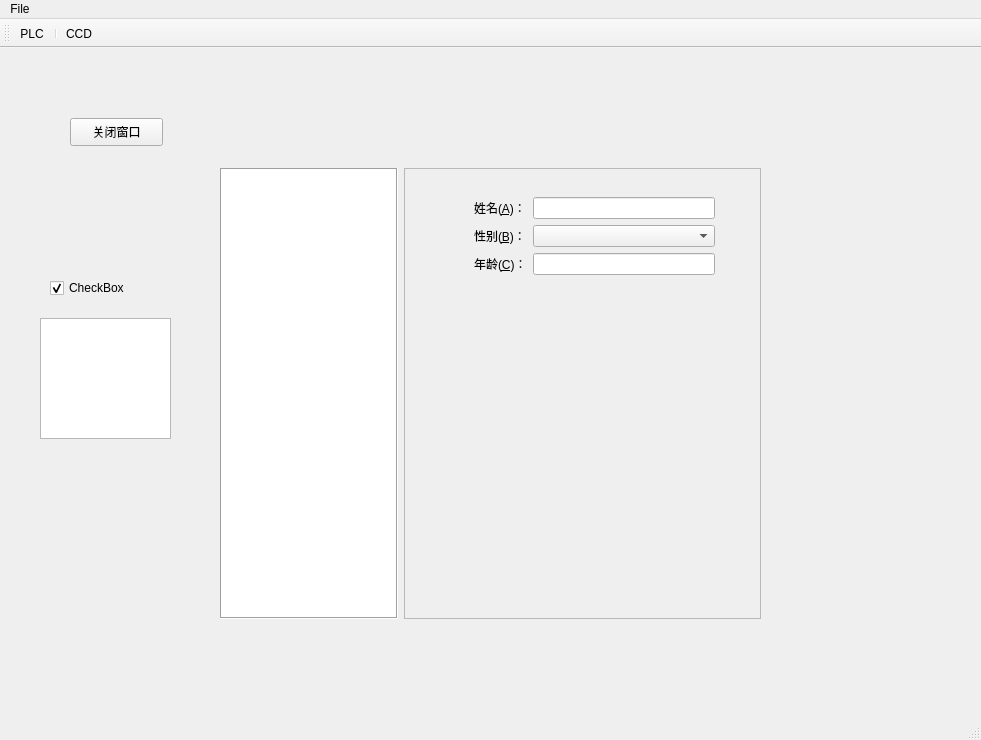
Old version of the form BuddySetUI.ui in the repository ccxadmin/Pyqt5UITest.
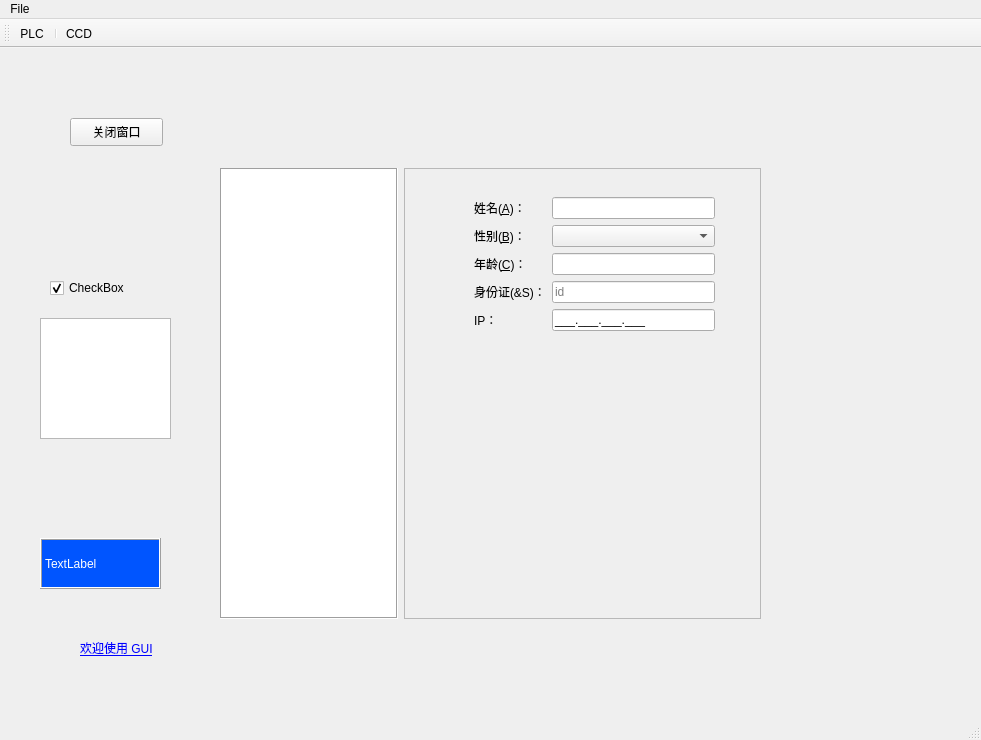
New version of the form.

```diff
--- a/BuddySetUI.ui
+++ b/BuddySetUI.ui
@@ -13,6 +13,9 @@
   <property name="windowTitle">
    <string>MainWindow</string>
   </property>
+  <property name="toolTip">
+   <string/>
+  </property>
   <widget class="QWidget" name="centralwidget">
    <widget class="QWidget" name="horizontalLayoutWidget">
     <property name="geometry">
@@ -90,8 +93,8 @@
            </property>
           </widget>
          </item>
-         <item row="2" column="1">
-          <widget class="QLineEdit" name="lineEdit_3"/>
+         <item row="1" column="1">
+          <widget class="QComboBox" name="comboBox"/>
          </item>
          <item row="2" column="0">
           <widget class="QLabel" name="label_3">
@@ -103,8 +106,46 @@
            </property>
           </widget>
          </item>
-         <item row="1" column="1">
-          <widget class="QComboBox" name="comboBox"/>
+         <item row="2" column="1">
+          <widget class="QLineEdit" name="lineEdit_3">
+           <property name="echoMode">
+            <enum>QLineEdit::Normal</enum>
+           </property>
+           <property name="clearButtonEnabled">
+            <bool>false</bool>
+           </property>
+          </widget>
+         </item>
+         <item row="3" column="0">
+          <widget class="QLabel" name="label_6">
+           <property name="text">
+            <string>身份证(&amp;S)：</string>
+           </property>
+          </widget>
+         </item>
+         <item row="3" column="1">
+          <widget class="QLineEdit" name="lineEdit_4">
+           <property name="echoMode">
+            <enum>QLineEdit::PasswordEchoOnEdit</enum>
+           </property>
+           <property name="placeholderText">
+            <string>id</string>
+           </property>
+          </widget>
+         </item>
+         <item row="4" column="1">
+          <widget class="QLineEdit" name="lineEdit_2">
+           <property name="inputMask">
+            <string>000.000.000.000;_</string>
+           </property>
+          </widget>
+         </item>
+         <item row="4" column="0">
+          <widget class="QLabel" name="label_7">
+           <property name="text">
+            <string>IP：</string>
+           </property>
+          </widget>
          </item>
         </layout>
        </widget>
@@ -121,6 +162,9 @@
       <height>28</height>
      </rect>
     </property>
+    <property name="toolTip">
+     <string>&lt;html&gt;&lt;head/&gt;&lt;body&gt;&lt;p&gt;this is a button,you can click it&lt;/p&gt;&lt;/body&gt;&lt;/html&gt;</string>
+    </property>
     <property name="text">
      <string>关闭窗口</string>
     </property>
@@ -151,6 +195,135 @@
      </rect>
     </property>
    </widget>
+   <widget class="QLabel" name="label_4">
+    <property name="geometry">
+     <rect>
+      <x>40</x>
+      <y>490</y>
+      <width>121</width>
+      <height>51</height>
+     </rect>
+    </property>
+    <property name="palette">
+     <palette>
+      <active>
+       <colorrole role="WindowText">
+        <brush brushstyle="SolidPattern">
+         <color alpha="255">
+          <red>255</red>
+          <green>255</green>
+          <blue>255</blue>
+         </color>
+        </brush>
+       </colorrole>
+       <colorrole role="Base">
+        <brush brushstyle="SolidPattern">
+         <color alpha="255">
+          <red>255</red>
+          <green>255</green>
+          <blue>255</blue>
+         </color>
+        </brush>
+       </colorrole>
+       <colorrole role="Window">
+        <brush brushstyle="SolidPattern">
+         <color alpha="255">
+          <red>0</red>
+          <green>85</green>
+          <blue>255</blue>
+         </color>
+        </brush>
+       </colorrole>
+      </active>
+      <inactive>
+       <colorrole role="WindowText">
+        <brush brushstyle="SolidPattern">
+         <color alpha="255">
+          <red>255</red>
+          <green>255</green>
+          <blue>255</blue>
+         </color>
+        </brush>
+       </colorrole>
+       <colorrole role="Base">
+        <brush brushstyle="SolidPattern">
+         <color alpha="255">
+          <red>255</red>
+          <green>255</green>
+          <blue>255</blue>
+         </color>
+        </brush>
+       </colorrole>
+       <colorrole role="Window">
+        <brush brushstyle="SolidPattern">
+         <color alpha="255">
+          <red>0</red>
+          <green>85</green>
+          <blue>255</blue>
+         </color>
+        </brush>
+       </colorrole>
+      </inactive>
+      <disabled>
+       <colorrole role="WindowText">
+        <brush brushstyle="SolidPattern">
+         <color alpha="255">
+          <red>120</red>
+          <green>120</green>
+          <blue>120</blue>
+         </color>
+        </brush>
+       </colorrole>
+       <colorrole role="Base">
+        <brush brushstyle="SolidPattern">
+         <color alpha="255">
+          <red>0</red>
+          <green>85</green>
+          <blue>255</blue>
+         </color>
+        </brush>
+       </colorrole>
+       <colorrole role="Window">
+        <brush brushstyle="SolidPattern">
+         <color alpha="255">
+          <red>0</red>
+          <green>85</green>
+          <blue>255</blue>
+         </color>
+        </brush>
+       </colorrole>
+      </disabled>
+     </palette>
+    </property>
+    <property name="focusPolicy">
+     <enum>Qt::NoFocus</enum>
+    </property>
+    <property name="autoFillBackground">
+     <bool>true</bool>
+    </property>
+    <property name="frameShape">
+     <enum>QFrame::Box</enum>
+    </property>
+    <property name="frameShadow">
+     <enum>QFrame::Raised</enum>
+    </property>
+    <property name="text">
+     <string>TextLabel</string>
+    </property>
+   </widget>
+   <widget class="QLabel" name="label_5">
+    <property name="geometry">
+     <rect>
+      <x>80</x>
+      <y>580</y>
+      <width>131</width>
+      <height>41</height>
+     </rect>
+    </property>
+    <property name="text">
+     <string>&lt;a href='#'&gt;欢迎使用       GUI&lt;/a&gt;</string>
+    </property>
+   </widget>
   </widget>
   <widget class="QStatusBar" name="statusbar"/>
   <widget class="QToolBar" name="toolBar">
```
Left out of the diff: 52 changed lines with no effect on the pictures.
